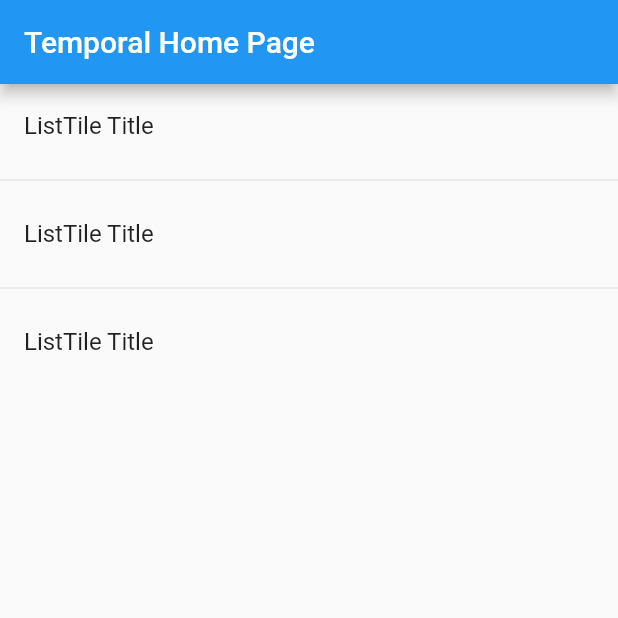
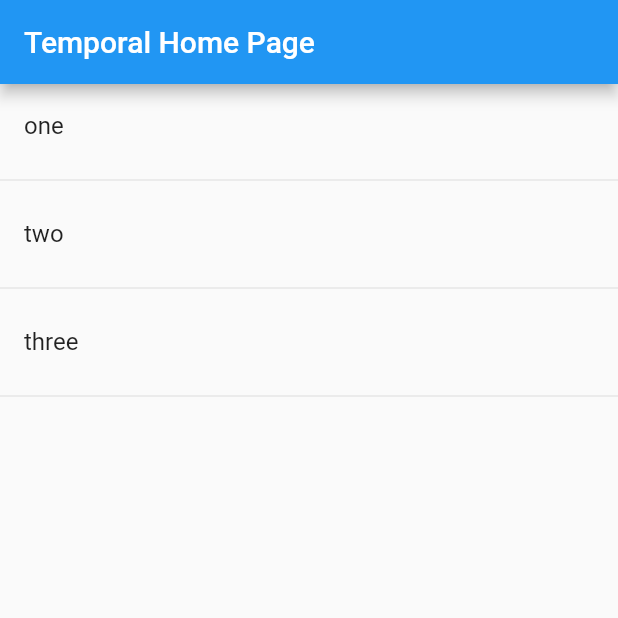
Before and after one commit to unknownbreakdown/flutter-components, a Flutter app: the screen it shows after launch, on a phone screen of 412 x 824 dp, the top half of it. Run offline on Flutter 3.47's test engine with Material 2 defaults, Android fonts, the phone set to English and light mode, and no system bars.

Commit message:
Crear una lista de widgets a partir de una lista estática de strings

```diff
--- a/lib/src/pages/home_temp.dart
+++ b/lib/src/pages/home_temp.dart
@@ -1,6 +1,8 @@
 import 'package:flutter/material.dart';
 
 class HomePageTemp extends StatelessWidget {
+  final List<String> _stringList = ["one", "two", "three"];
+
   @override
   Widget build(BuildContext context) {
     return Scaffold(
@@ -8,20 +10,22 @@ class HomePageTemp extends StatelessWidget {
         title: Text("Temporal Home Page"),
       ),
       body: ListView(
-        children: <Widget>[
-          ListTile(
-            title: Text("ListTile Title"),
-          ),
-          Divider(),
-          ListTile(
-            title: Text("ListTile Title"),
-          ),
-          Divider(),
-          ListTile(
-            title: Text("ListTile Title"),
-          ),
-        ],
+        children: _createWidgetItems(),
       ),
     );
   }
+
+  List<Widget> _createWidgetItems() {
+    List<Widget> widgetList = List<Widget>();
+
+    for (String item in _stringList) {
+      widgetList..add(
+        ListTile(
+          title: Text(item),
+        ),
+      )..add(Divider());
+    }
+
+    return widgetList;
+  }
 }
```
